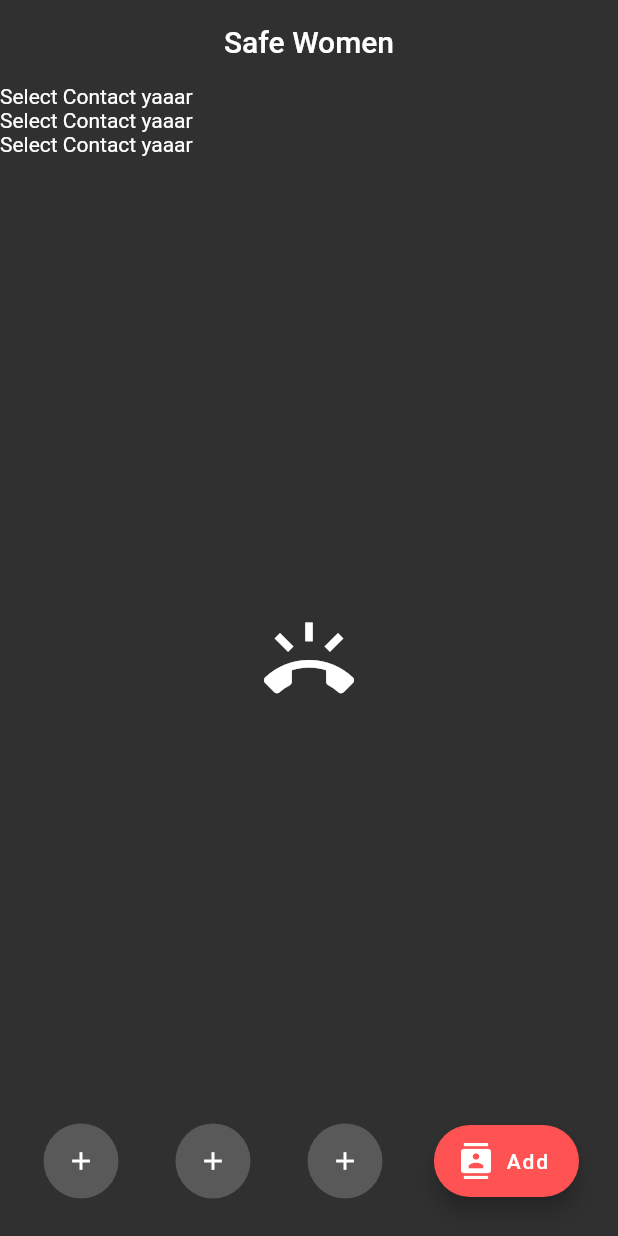
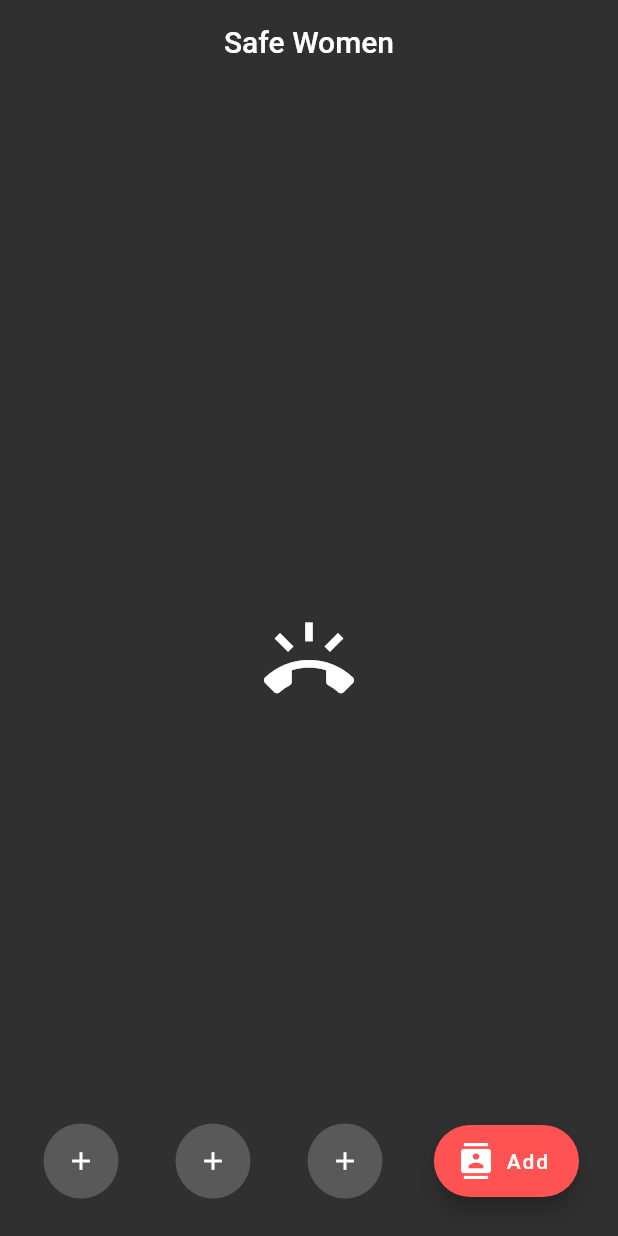
Before and after one commit to gags-21/Safe-Women, a Flutter app: the screen it shows after launch, on a phone screen of 412 x 824 dp. Run offline on Flutter 3.47's test engine with Material 2 defaults, Android fonts, the phone set to English and light mode, and no system bars; our stand-ins replace geolocator, permission_handler, shared_preferences; missing offline and left inert: contact_picker, flutter_phone_direct_caller, geocoder, sms.

Commit message:
Done Feature -1

```diff
--- a/lib/screen.dart
+++ b/lib/screen.dart
@@ -84,24 +84,24 @@ class _MainScreenState extends State<MainScreen> {
                 Location().getCurrentLocation();
               },
               onLongPress: () {
-                CallIt().callNow('123456789');
+                CallIt().callNow('1091');
               },
             ),
           ),
 
-          Column(
-            children: <Widget>[
-              Text(contact1 == null
-                  ? name1 == null ? 'Select Contact yaaar' : name1
-                  : contact1.fullName.toString()),
-              Text(contact2 == null
-                  ? name2 == null ? 'Select Contact yaaar' : name2
-                  : contact2.fullName.toString()),
-              Text(contact3 == null
-                  ? name3 == null ? 'Select Contact yaaar' : name3
-                  : contact3.fullName.toString()),
-            ],
-          ),
+//          Column(
+//            children: <Widget>[
+//              Text(contact1 == null
+//                  ? name1 == null ? 'Select Contact yaaar' : name1
+//                  : contact1.fullName.toString()),
+//              Text(contact2 == null
+//                  ? name2 == null ? 'Select Contact yaaar' : name2
+//                  : contact2.fullName.toString()),
+//              Text(contact3 == null
+//                  ? name3 == null ? 'Select Contact yaaar' : name3
+//                  : contact3.fullName.toString()),
+//            ],
+//          ),
 
           ///Contacts Preview
           Align(
@@ -166,7 +166,7 @@ class _MainScreenState extends State<MainScreen> {
                     onLongPress: () {
                       setState(() {
                         contact2 = null;
-                        name2 =null;
+                        name2 = null;
                         delNom(2);
                         Stored().removeData2();
                       });
```
Also changed, not shown: pubspec.yaml (+7 -1 lines), assets/images/iconSafeWomenFinal.png (added), pubspec.lock, 21 other files.
